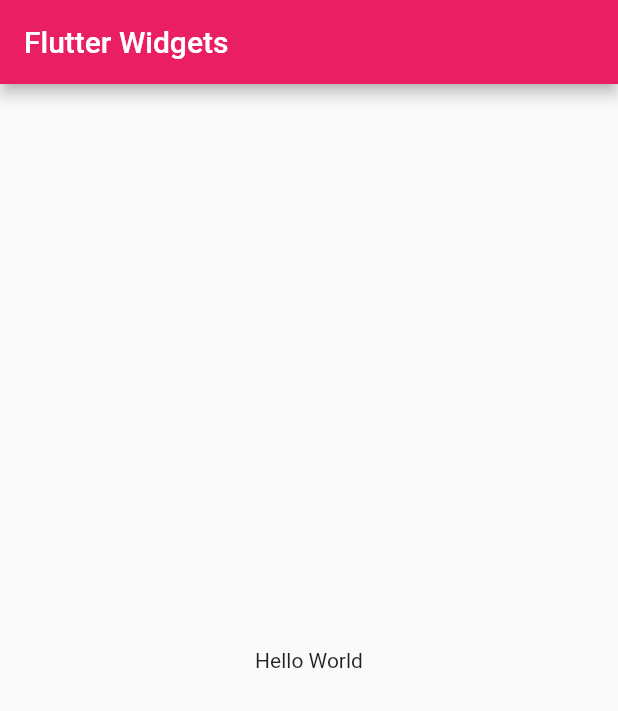
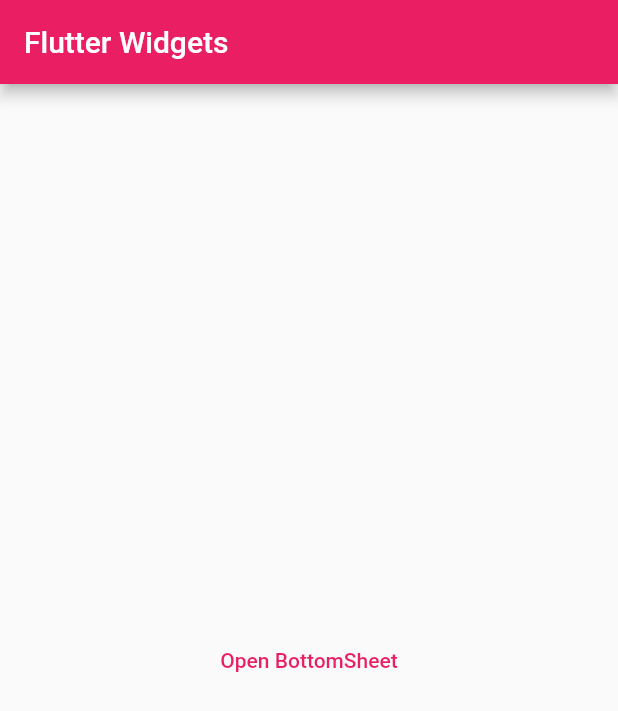
Before and after one commit to weirdthou/flutter-widgets, a Flutter app: the screen it shows after launch, on a phone screen of 412 x 824 dp. Shown: the top 711 px of the screen. Run offline on Flutter 3.47's test engine with Material 2 defaults, Android fonts, the phone set to English and light mode, and no system bars.

Commit message:
replace text with button

```diff
--- a/flutter_widgets/lib/home.dart
+++ b/flutter_widgets/lib/home.dart
@@ -9,8 +9,9 @@ class Home extends StatelessWidget {
       appBar: AppBar(
         title: const Text('Flutter Widgets'),
       ),
-      body: const Center(
-        child: Text('Hello World'),
+      body: Center(
+        child:
+            TextButton(onPressed: () {}, child: const Text('Open BottomSheet')),
       ),
     );
   }
```
